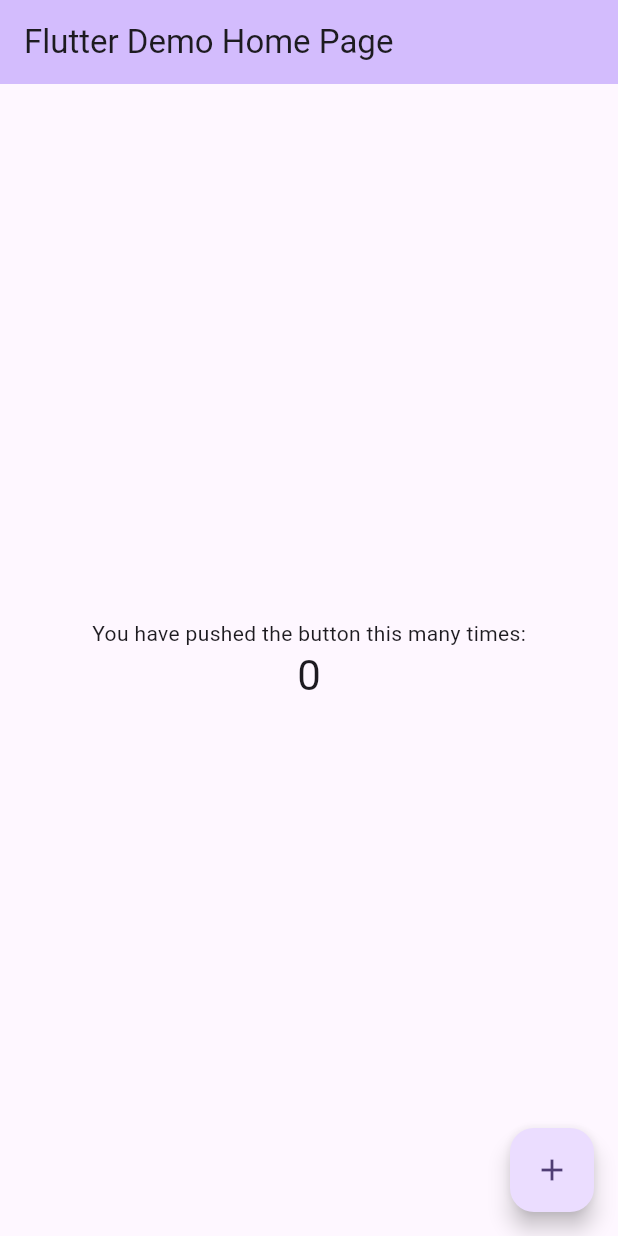
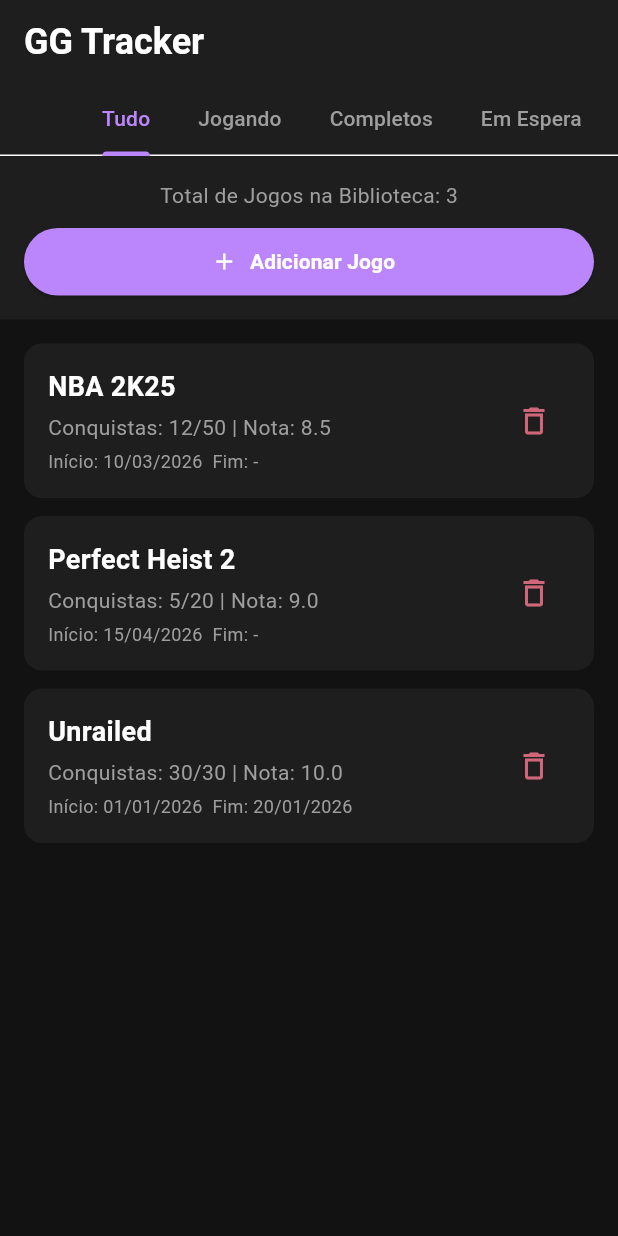
Before and after one commit to Visallee/projeto-integrador-flutter-GG-Tracker, a Flutter app: the screen it shows after launch, on a phone screen of 412 x 824 dp. Run offline on Flutter 3.47's test engine with Material 3 defaults, Android fonts, the phone set to English and light mode, and no system bars.

Commit message:
Começando a Programar o GG Tracker

```diff
--- /dev/null
+++ b/lib/data/banco_jogos.dart
@@ -0,0 +1,34 @@
+import 'package:gg_tracker_workspace/models/jogo.dart';
+
+List<Jogo> jogosGlobais = [
+  Jogo(
+    id: '1',
+    nome: 'NBA 2K25',
+    status: 'Jogando',
+    conquistasAtuais: 12,
+    conquistasTotal: 50,
+    nota: 8.5,
+    dataInicio: '10/03/2026',
+    dataFim: '-',
+  ),
+  Jogo(
+    id: '2',
+    nome: 'Perfect Heist 2',
+    status: 'Jogando',
+    conquistasAtuais: 5,
+    conquistasTotal: 20,
+    nota: 9.0,
+    dataInicio: '15/04/2026',
+    dataFim: '-',
+  ),
+  Jogo(
+    id: '3',
+    nome: 'Unrailed',
+    status: 'Completos',
+    conquistasAtuais: 30,
+    conquistasTotal: 30,
+    nota: 10.0,
+    dataInicio: '01/01/2026',
+    dataFim: '20/01/2026',
+  ),
+];
--- a/lib/main.dart
+++ b/lib/main.dart
@@ -1,4 +1,6 @@
 import 'package:flutter/material.dart';
+import 'package:gg_tracker_workspace/pages/home_page.dart';
+import 'package:gg_tracker_workspace/theme/app_theme.dart';
 
 void main() {
   runApp(const MyApp());
@@ -7,116 +9,13 @@ void main() {
 class MyApp extends StatelessWidget {
   const MyApp({super.key});
 
-  // This widget is the root of your application.
   @override
   Widget build(BuildContext context) {
     return MaterialApp(
-      title: 'Flutter Demo',
-      theme: ThemeData(
-        // This is the theme of your application.
-        //
-        // TRY THIS: Try running your application with "flutter run". You'll see
-        // the application has a purple toolbar. Then, without quitting the app,
-        // try changing the seedColor in the colorScheme below to Colors.green
-        // and then invoke "hot reload" (save your changes or press the "hot
-        // reload" button in a Flutter-supported IDE, or press "r" if you used
-        // the command line to start the app).
-        //
-        // Notice that the counter didn't reset back to zero; the application
-        // state is not lost during the reload. To reset the state, use hot
-        // restart instead.
-        //
-        // This works for code too, not just values: Most code changes can be
-        // tested with just a hot reload.
-        colorScheme: .fromSeed(seedColor: Colors.deepPurple),
-      ),
-      home: const MyHomePage(title: 'Flutter Demo Home Page'),
+      title: 'GG Tracker',
+      debugShowCheckedModeBanner: false,
+      theme: appTheme,
+      home: const HomePage(),
     );
   }
 }
-
-class MyHomePage extends StatefulWidget {
-  const MyHomePage({super.key, required this.title});
-
-  // This widget is the home page of your application. It is stateful, meaning
-  // that it has a State object (defined below) that contains fields that affect
-  // how it looks.
-
-  // This class is the configuration for the state. It holds the values (in this
-  // case the title) provided by the parent (in this case the App widget) and
-  // used by the build method of the State. Fields in a Widget subclass are
-  // always marked "final".
-
-  final String title;
-
-  @override
-  State<MyHomePage> createState() => _MyHomePageState();
-}
-
-class _MyHomePageState extends State<MyHomePage> {
-  int _counter = 0;
-
-  void _incrementCounter() {
-    setState(() {
-      // This call to setState tells the Flutter framework that something has
-      // changed in this State, which causes it to rerun the build method below
-      // so that the display can reflect the updated values. If we changed
-      // _counter without calling setState(), then the build method would not be
-      // called again, and so nothing would appear to happen.
-      _counter++;
-    });
-  }
-
-  @override
-  Widget build(BuildContext context) {
-    // This method is rerun every time setState is called, for instance as done
-    // by the _incrementCounter method above.
-    //
-    // The Flutter framework has been optimized to make rerunning build methods
-    // fast, so that you can just rebuild anything that needs updating rather
-    // than having to individually change instances of widgets.
-    return Scaffold(
-      appBar: AppBar(
-        // TRY THIS: Try changing the color here to a specific color (to
-        // Colors.amber, perhaps?) and trigger a hot reload to see the AppBar
-        // change color while the other colors stay the same.
-        backgroundColor: Theme.of(context).colorScheme.inversePrimary,
-        // Here we take the value from the MyHomePage object that was created by
-        // the App.build method, and use it to set our appbar title.
-        title: Text(widget.title),
-      ),
-      body: Center(
-        // Center is a layout widget. It takes a single child and positions it
-        // in the middle of the parent.
-        child: Column(
-          // Column is also a layout widget. It takes a list of children and
-          // arranges them vertically. By default, it sizes itself to fit its
-          // children horizontally, and tries to be as tall as its parent.
-          //
-          // Column has various properties to control how it sizes itself and
-          // how it positions its children. Here we use mainAxisAlignment to
-          // center the children vertically; the main axis here is the vertical
-          // axis because Columns are vertical (the cross axis would be
-          // horizontal).
-          //
-          // TRY THIS: Invoke "debug painting" (choose the "Toggle Debug Paint"
-          // action in the IDE, or press "p" in the console), to see the
-          // wireframe for each widget.
-          mainAxisAlignment: .center,
-          children: [
-            const Text('You have pushed the button this many times:'),
-            Text(
-              '$_counter',
-              style: Theme.of(context).textTheme.headlineMedium,
-            ),
-          ],
-        ),
-      ),
-      floatingActionButton: FloatingActionButton(
-        onPressed: _incrementCounter,
-        tooltip: 'Increment',
-        child: const Icon(Icons.add),
-      ),
-    );
-  }
-}
--- /dev/null
+++ b/lib/models/jogo.dart
@@ -0,0 +1,21 @@
+class Jogo {
+  String id;
+  String nome;
+  String status;
+  int conquistasAtuais;
+  int conquistasTotal;
+  double nota;
+  String dataInicio;
+  String dataFim;
+
+  Jogo({
+    required this.id,
+    required this.nome,
+    required this.status,
+    required this.conquistasAtuais,
+    required this.conquistasTotal,
+    required this.nota,
+    required this.dataInicio,
+    required this.dataFim,
+  });
+}
--- /dev/null
+++ b/lib/pages/cadastro_page.dart
@@ -0,0 +1,198 @@
+import 'package:flutter/material.dart';
+import 'package:gg_tracker_workspace/data/banco_jogos.dart';
+import 'package:gg_tracker_workspace/models/jogo.dart';
+import 'package:gg_tracker_workspace/theme/app_colors.dart';
+import 'package:gg_tracker_workspace/widgets/texto_padrao.dart';
+
+class CadastroPage extends StatefulWidget {
+  final Jogo? jogo;
+
+  const CadastroPage({super.key, this.jogo});
+
+  @override
+  State<CadastroPage> createState() => _CadastroPageState();
+}
+
+class _CadastroPageState extends State<CadastroPage> {
+  final _formKey = GlobalKey<FormState>();
+
+  final _nomeController = TextEditingController();
+  final _conquistasAtuaisController = TextEditingController();
+  final _conquistasTotalController = TextEditingController();
+  final _notaController = TextEditingController();
+  final _dataInicioController = TextEditingController();
+  final _dataFimController = TextEditingController();
+
+  String _statusSelecionado = 'Jogando';
+  final List<String> _opcoesStatus = [
+    'Tudo',
+    'Jogando',
+    'Completos',
+    'Em Espera',
+    'Abandonado',
+    'Planejamento',
+  ];
+
+  @override
+  void initState() {
+    super.initState();
+    if (widget.jogo != null) {
+      _nomeController.text = widget.jogo!.nome;
+      _statusSelecionado = widget.jogo!.status;
+      _conquistasAtuaisController.text = widget.jogo!.conquistasAtuais
+          .toString();
+      _conquistasTotalController.text = widget.jogo!.conquistasTotal.toString();
+      _notaController.text = widget.jogo!.nota.toString();
+      _dataInicioController.text = widget.jogo!.dataInicio;
+      _dataFimController.text = widget.jogo!.dataFim;
+    }
+  }
+
+  void _salvar() {
+    if (_formKey.currentState!.validate()) {
+      if (widget.jogo == null) {
+        jogosGlobais.add(
+          Jogo(
+            id: DateTime.now().toString(),
+            nome: _nomeController.text,
+            status: _statusSelecionado == 'Tudo'
+                ? 'Jogando'
+                : _statusSelecionado,
+            conquistasAtuais: int.parse(_conquistasAtuaisController.text),
+            conquistasTotal: int.parse(_conquistasTotalController.text),
+            nota: double.parse(_notaController.text),
+            dataInicio: _dataInicioController.text,
+            dataFim: _dataFimController.text,
+          ),
+        );
+      } else {
+        widget.jogo!.nome = _nomeController.text;
+        widget.jogo!.status = _statusSelecionado == 'Tudo'
+            ? 'Jogando'
+            : _statusSelecionado;
+        widget.jogo!.conquistasAtuais = int.parse(
+          _conquistasAtuaisController.text,
+        );
+        widget.jogo!.conquistasTotal = int.parse(
+          _conquistasTotalController.text,
+        );
+        widget.jogo!.nota = double.parse(_notaController.text);
+        widget.jogo!.dataInicio = _dataInicioController.text;
+        widget.jogo!.dataFim = _dataFimController.text;
+      }
+
+      ScaffoldMessenger.of(context).showSnackBar(
+        const SnackBar(
+          content: Text('Jogo salvo com sucesso!'),
+          backgroundColor: Colors.green,
+        ),
+      );
+      Navigator.pop(context);
+    }
+  }
+
+  @override
+  Widget build(BuildContext context) {
+    return Scaffold(
+      appBar: AppBar(
+        title: const TextoPadrao(texto: 'Detalhes do Jogo', tamanho: 20),
+      ),
+      body: SingleChildScrollView(
+        padding: const EdgeInsets.all(16),
+        child: Form(
+          key: _formKey,
+          child: Column(
+            children: [
+              TextFormField(
+                controller: _nomeController,
+                style: const TextStyle(color: AppColors.textoPrincipal),
+                decoration: const InputDecoration(labelText: 'Nome do Jogo'),
+                validator: (val) => val!.isEmpty ? 'Campo obrigatório' : null,
+              ),
+              const SizedBox(height: 12),
+              DropdownButtonFormField<String>(
+                value: _statusSelecionado,
+                dropdownColor: AppColors.card,
+                style: const TextStyle(color: AppColors.textoPrincipal),
+                items: _opcoesStatus
+                    .map((s) => DropdownMenuItem(value: s, child: Text(s)))
+                    .toList(),
+                onChanged: (val) => setState(() => _statusSelecionado = val!),
+              ),
+              const SizedBox(height: 12),
+              Row(
+                children: [
+                  Expanded(
+                    child: TextFormField(
+                      controller: _conquistasAtuaisController,
+                      keyboardType: TextInputType.number,
+                      style: const TextStyle(color: AppColors.textoPrincipal),
+                      decoration: const InputDecoration(
+                        labelText: 'Conquistas Atuais',
+                      ),
+                      validator: (val) => val!.isEmpty ? 'Obrigatório' : null,
+                    ),
+                  ),
+                  const SizedBox(width: 12),
+                  Expanded(
+                    child: TextFormField(
+                      controller: _conquistasTotalController,
+                      keyboardType: TextInputType.number,
+                      style: const TextStyle(color: AppColors.textoPrincipal),
+                      decoration: const InputDecoration(
+                        labelText: 'Total Conquistas',
+                      ),
+                      validator: (val) => val!.isEmpty ? 'Obrigatório' : null,
+                    ),
+                  ),
+                ],
+              ),
+              const SizedBox(height: 12),
+              TextFormField(
+                controller: _notaController,
+                keyboardType: TextInputType.number,
+                style: const TextStyle(color: AppColors.textoPrincipal),
+                decoration: const InputDecoration(labelText: 'Nota (0 a 10)'),
+                validator: (val) => val!.isEmpty ? 'Obrigatório' : null,
+              ),
+              const SizedBox(height: 12),
+              Row(
+                children: [
+                  Expanded(
+                    child: TextFormField(
+                      controller: _dataInicioController,
+                      style: const TextStyle(color: AppColors.textoPrincipal),
+                      decoration: const InputDecoration(
+                        labelText: 'Data Início',
+                      ),
+                    ),
+                  ),
+                  const SizedBox(width: 12),
+                  Expanded(
+                    child: TextFormField(
+                      controller: _dataFimController,
+                      style: const TextStyle(color: AppColors.textoPrincipal),
+                      decoration: const InputDecoration(labelText: 'Data Fim'),
+                    ),
+                  ),
+                ],
+              ),
+              const SizedBox(height: 32),
+              SizedBox(
+                width: double.infinity,
+                height: 50,
+                child: ElevatedButton(
+                  onPressed: _salvar,
+                  style: ElevatedButton.styleFrom(
+                    backgroundColor: AppColors.destaque,
+                  ),
+                  child: const TextoPadrao(texto: 'Salvar Jogo', isBold: true),
+                ),
+              ),
+            ],
+          ),
+        ),
+      ),
+    );
+  }
+}
--- /dev/null
+++ b/lib/pages/home_page.dart
@@ -0,0 +1,159 @@
+import 'package:flutter/material.dart';
+import 'package:gg_tracker_workspace/data/banco_jogos.dart';
+import 'package:gg_tracker_workspace/models/jogo.dart';
+import 'package:gg_tracker_workspace/pages/cadastro_page.dart';
+import 'package:gg_tracker_workspace/theme/app_colors.dart';
+import 'package:gg_tracker_workspace/widgets/jogo_tile.dart';
+import 'package:gg_tracker_workspace/widgets/texto_padrao.dart';
+
+class HomePage extends StatefulWidget {
+  const HomePage({super.key});
+
+  @override
+  State<HomePage> createState() => _HomePageState();
+}
+
+class _HomePageState extends State<HomePage> {
+  final List<String> _abas = [
+    'Tudo',
+    'Jogando',
+    'Completos',
+    'Em Espera',
+    'Abandonado',
+    'Planejamento',
+  ];
+
+  void _atualizarTela() {
+    setState(() {});
+  }
+
+  void _confirmarRemocao(Jogo jogo) {
+    showDialog(
+      context: context,
+      builder: (ctx) => AlertDialog(
+        backgroundColor: AppColors.card,
+        title: const TextoPadrao(
+          texto: 'Remover Jogo',
+          isBold: true,
+          tamanho: 18,
+        ),
+        content: TextoPadrao(
+          texto: 'Deseja remover ${jogo.nome} da sua lista?',
+        ),
+        actions: [
+          TextButton(
+            onPressed: () => Navigator.pop(ctx),
+            child: const TextoPadrao(texto: 'Cancelar'),
+          ),
+          TextButton(
+            onPressed: () {
+              jogosGlobais.remove(jogo);
+              Navigator.pop(ctx);
+              _atualizarTela();
+            },
+            child: const TextoPadrao(texto: 'Remover', cor: AppColors.perigo),
+          ),
+        ],
+      ),
+    );
+  }
+
+  @override
+  Widget build(BuildContext context) {
+    return DefaultTabController(
+      length: _abas.length,
+      child: Scaffold(
+        appBar: AppBar(
+          title: const TextoPadrao(
+            texto: 'GG Tracker',
+            tamanho: 24,
+            isBold: true,
+          ),
+          bottom: TabBar(
+            isScrollable: true,
+            indicatorColor: AppColors.destaque,
+            labelColor: AppColors.destaque,
+            unselectedLabelColor: AppColors.textoSecundario,
+            tabs: _abas.map((aba) => Tab(text: aba)).toList(),
+          ),
+        ),
+        body: Column(
+          children: [
+            Container(
+              padding: const EdgeInsets.all(16),
+              width: double.infinity,
+              color: AppColors.card,
+              child: Column(
+                children: [
+                  TextoPadrao(
+                    texto:
+                        'Total de Jogos na Biblioteca: ${jogosGlobais.length}',
+                    cor: AppColors.textoSecundario,
+                  ),
+                  const SizedBox(height: 12),
+                  SizedBox(
+                    width: double.infinity,
+                    height: 45,
+                    child: ElevatedButton.icon(
+                      onPressed: () => Navigator.push(
+                        context,
+                        MaterialPageRoute(builder: (_) => const CadastroPage()),
+                      ).then((_) => _atualizarTela()),
+                      style: ElevatedButton.styleFrom(
+                        backgroundColor: AppColors.destaque,
+                      ),
+                      icon: const Icon(
+                        Icons.add,
+                        color: AppColors.textoPrincipal,
+                      ),
+                      label: const TextoPadrao(
+                        texto: 'Adicionar Jogo',
+                        isBold: true,
+                      ),
+                    ),
+                  ),
+                ],
+              ),
+            ),
+            Expanded(
+              child: TabBarView(
+                children: _abas.map((aba) {
+                  final jogosFiltrados = aba == 'Tudo'
+                      ? jogosGlobais
+                      : jogosGlobais.where((j) => j.status == aba).toList();
+
+                  if (jogosFiltrados.isEmpty) {
+                    return const Center(
+                      child: TextoPadrao(
+                        texto: 'Nenhum jogo nesta categoria.',
+                        cor: AppColors.textoSecundario,
+                      ),
+                    );
+                  }
+
+                  return ListView.builder(
+                    padding: const EdgeInsets.all(16),
+                    itemCount: jogosFiltrados.length,
+                    itemBuilder: (context, index) {
+                      final jogo = jogosFiltrados[index];
+                      return JogoTile(
+                        jogo: jogo,
+                        onEdit: () => Navigator.push(
+                          context,
+                          MaterialPageRoute(
+                            builder: (_) => CadastroPage(jogo: jogo),
+                          ),
+                        ).then((_) => _atualizarTela()),
+                        onDelete: () => _confirmarRemocao(jogo),
+                      );
+                    },
+                  );
+                }).toList(),
+              ),
+            ),
+          ],
+        ),
+      ),
+    );
+  }
+}
--- /dev/null
+++ b/lib/theme/app_colors.dart
@@ -0,0 +1,10 @@
+import 'package:flutter/material.dart';
+
+class AppColors {
+  static const Color fundo = Color(0xFF121212);
+  static const Color card = Color(0xFF1E1E1E);
+  static const Color destaque = Color(0xFFBB86FC);
+  static const Color textoPrincipal = Colors.white;
+  static const Color textoSecundario = Colors.grey;
+  static const Color perigo = Color(0xFFCF6679);
+}
--- /dev/null
+++ b/lib/theme/app_theme.dart
@@ -0,0 +1,16 @@
+import 'package:flutter/material.dart';
+import 'package:gg_tracker_workspace/theme/app_colors.dart';
+
+final ThemeData appTheme = ThemeData(
+  scaffoldBackgroundColor: AppColors.fundo,
+  colorScheme: const ColorScheme.dark(
+    primary: AppColors.destaque,
+    surface: AppColors.card,
+    error: AppColors.perigo,
+  ),
+  appBarTheme: const AppBarTheme(
+    backgroundColor: AppColors.card,
+    foregroundColor: AppColors.textoPrincipal,
+    elevation: 0,
+  ),
+);
--- /dev/null
+++ b/lib/widgets/delete_icon.dart
@@ -0,0 +1,16 @@
+import 'package:flutter/material.dart';
+import 'package:gg_tracker_workspace/theme/app_colors.dart';
+
+class DeleteIcon extends StatelessWidget {
+  final VoidCallback onPressed;
+
+  const DeleteIcon({super.key, required this.onPressed});
+
+  @override
+  Widget build(BuildContext context) {
+    return IconButton(
+      onPressed: onPressed,
+      icon: const Icon(Icons.delete_outline, color: AppColors.perigo),
+    );
+  }
+}
--- /dev/null
+++ b/lib/widgets/jogo_tile.dart
@@ -0,0 +1,58 @@
+import 'package:flutter/material.dart';
+import 'package:gg_tracker_workspace/models/jogo.dart';
+import 'package:gg_tracker_workspace/theme/app_colors.dart';
+import 'package:gg_tracker_workspace/widgets/delete_icon.dart';
+import 'package:gg_tracker_workspace/widgets/texto_padrao.dart';
+
+class JogoTile extends StatelessWidget {
+  final Jogo jogo;
+  final VoidCallback onDelete;
+  final VoidCallback onEdit;
+
+  const JogoTile({
+    super.key,
+    required this.jogo,
+    required this.onDelete,
+    required this.onEdit,
+  });
+
+  @override
+  Widget build(BuildContext context) {
+    return GestureDetector(
+      onTap: onEdit,
+      child: Container(
+        margin: const EdgeInsets.only(bottom: 12),
+        padding: const EdgeInsets.all(16),
+        decoration: BoxDecoration(
+          color: AppColors.card,
+          borderRadius: BorderRadius.circular(12),
+        ),
+        child: Row(
+          children: [
+            Expanded(
+              child: Column(
+                crossAxisAlignment: CrossAxisAlignment.start,
+                children: [
+                  TextoPadrao(texto: jogo.nome, tamanho: 18, isBold: true),
+                  const SizedBox(height: 4),
+                  TextoPadrao(
+                    texto:
+                        'Conquistas: ${jogo.conquistasAtuais}/${jogo.conquistasTotal} | Nota: ${jogo.nota}',
+                    cor: AppColors.textoSecundario,
+                  ),
+                  const SizedBox(height: 4),
+                  TextoPadrao(
+                    texto: 'Início: ${jogo.dataInicio}  Fim: ${jogo.dataFim}',
+                    tamanho: 12,
+                    cor: AppColors.textoSecundario,
+                  ),
+                ],
+              ),
+            ),
+            DeleteIcon(onPressed: onDelete),
+          ],
+        ),
+      ),
+    );
+  }
+}
--- /dev/null
+++ b/lib/widgets/texto_padrao.dart
@@ -0,0 +1,29 @@
+import 'package:flutter/material.dart';
+import 'package:gg_tracker_workspace/theme/app_colors.dart';
+
+class TextoPadrao extends StatelessWidget {
+  final String texto;
+  final double tamanho;
+  final bool isBold;
+  final Color cor;
+
+  const TextoPadrao({
+    super.key,
+    required this.texto,
+    this.tamanho = 14,
+    this.isBold = false,
+    this.cor = AppColors.textoPrincipal,
+  });
+
+  @override
+  Widget build(BuildContext context) {
+    return Text(
+      texto,
+      style: TextStyle(
+        fontSize: tamanho,
+        fontWeight: isBold ? FontWeight.bold : FontWeight.normal,
+        color: cor,
+      ),
+    );
+  }
+}
```
Also changed, not shown: 1 other file.
